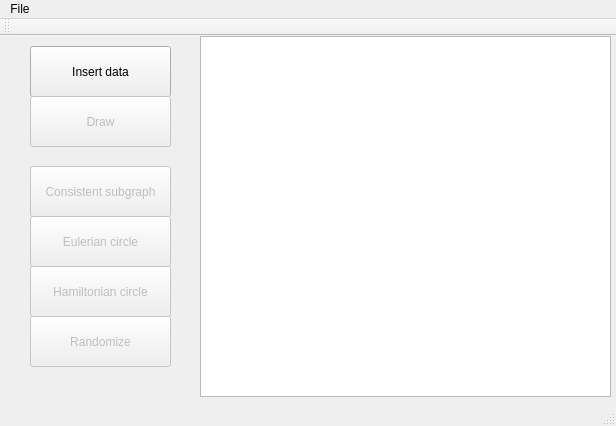
Qt form Lab_02/graphdraw2.ui (piotrcholody/Graphs) before a commit.
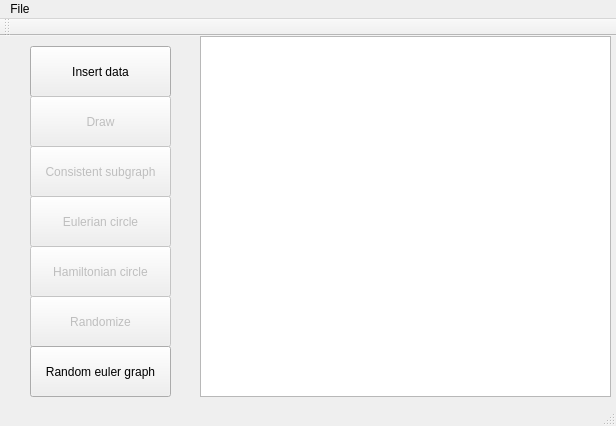
The same form after that commit.

Commit message: added random eulerian graph

What changed in the file:
```diff
--- a/Lab_02/graphdraw2.ui
+++ b/Lab_02/graphdraw2.ui
@@ -37,7 +37,7 @@
     <property name="geometry">
      <rect>
       <x>30</x>
-      <y>180</y>
+      <y>160</y>
       <width>141</width>
       <height>51</height>
      </rect>
@@ -53,7 +53,7 @@
     <property name="geometry">
      <rect>
       <x>30</x>
-      <y>230</y>
+      <y>210</y>
       <width>141</width>
       <height>51</height>
      </rect>
@@ -69,7 +69,7 @@
     <property name="geometry">
      <rect>
       <x>30</x>
-      <y>280</y>
+      <y>260</y>
       <width>141</width>
       <height>51</height>
      </rect>
@@ -114,7 +114,7 @@
     <property name="geometry">
      <rect>
       <x>30</x>
-      <y>130</y>
+      <y>110</y>
       <width>141</width>
       <height>51</height>
      </rect>
@@ -123,6 +123,19 @@
      <string>Consistent subgraph</string>
     </property>
    </widget>
+   <widget class="QPushButton" name="PBEuler">
+    <property name="geometry">
+     <rect>
+      <x>30</x>
+      <y>310</y>
+      <width>141</width>
+      <height>51</height>
+     </rect>
+    </property>
+    <property name="text">
+     <string>Random euler graph</string>
+    </property>
+   </widget>
   </widget>
   <widget class="QMenuBar" name="menuBar">
    <property name="geometry">
```
The commit also changes 9 other files.
